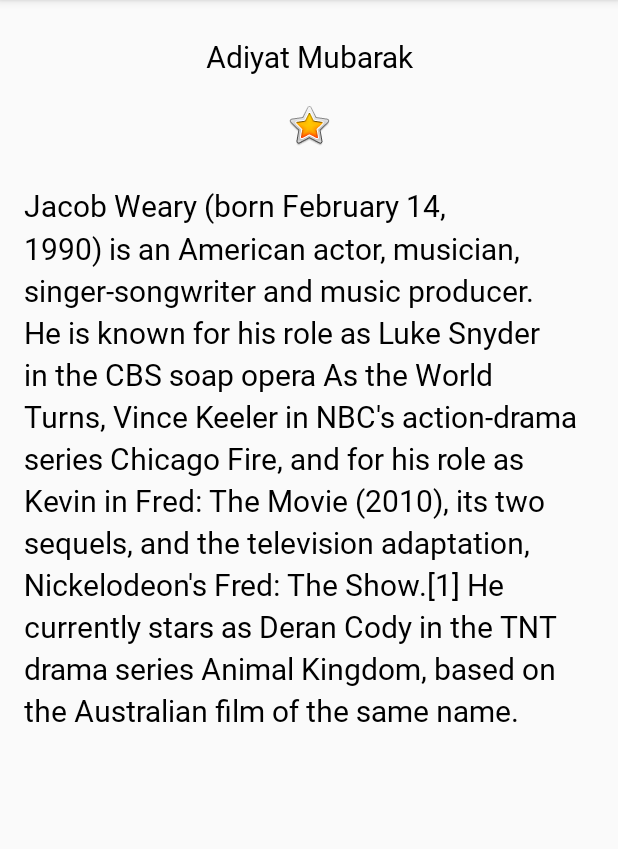
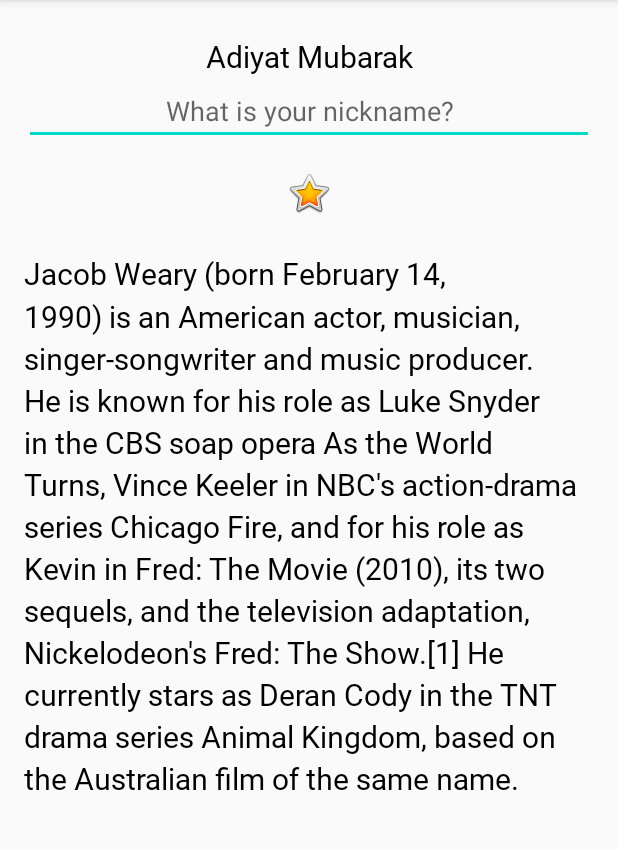
Before and after one commit to Keda87/udacity-android-kotlin, an Android app: the screen it shows after launch (MainActivity), on a phone screen of 412 x 824 dp, the part 84-933 px from its top. Run offline under Robolectric (Android 15) with nearby library versions, the phone set to English and light mode, and no system bars.

Commit message:
Section 2: add edittext

```diff
--- a/AboutMe/app/src/main/res/layout/activity_main.xml
+++ b/AboutMe/app/src/main/res/layout/activity_main.xml
@@ -13,6 +13,15 @@
         android:layout_width="match_parent"
         android:layout_height="wrap_content"
         android:text="@string/name"
+        android:textAlignment="center" />
+
+    <EditText
+        android:id="@+id/nickname_edit"
+        android:layout_width="match_parent"
+        android:layout_height="wrap_content"
+        android:ems="10"
+        android:hint="@string/what_is_your_nickname"
+        android:inputType="textPersonName"
         android:textAlignment="center" />
 
     <ImageView
--- a/AboutMe/app/src/main/res/values/strings.xml
+++ b/AboutMe/app/src/main/res/values/strings.xml
@@ -3,4 +3,5 @@
     <string name="name">Adiyat Mubarak</string>
     <string name="yellow_star">Yellow Star</string>
     <string name="bio">Jacob Weary (born February 14, 1990) is an American actor, musician, singer-songwriter and music producer. He is known for his role as Luke Snyder in the CBS soap opera As the World Turns, Vince Keeler in NBC\'s action-drama series Chicago Fire, and for his role as Kevin in Fred: The Movie (2010), its two sequels, and the television adaptation, Nickelodeon\'s Fred: The Show.[1] He currently stars as Deran Cody in the TNT drama series Animal Kingdom, based on the Australian film of the same name.</string>
+    <string name="what_is_your_nickname">What is your nickname?</string>
 </resources>
```
